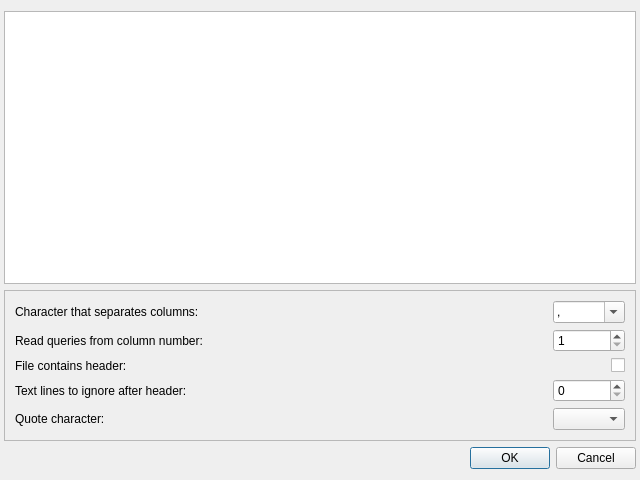
Qt form coquery/gui/ui/csvOptions.ui (gkunter/coquery) before a commit.
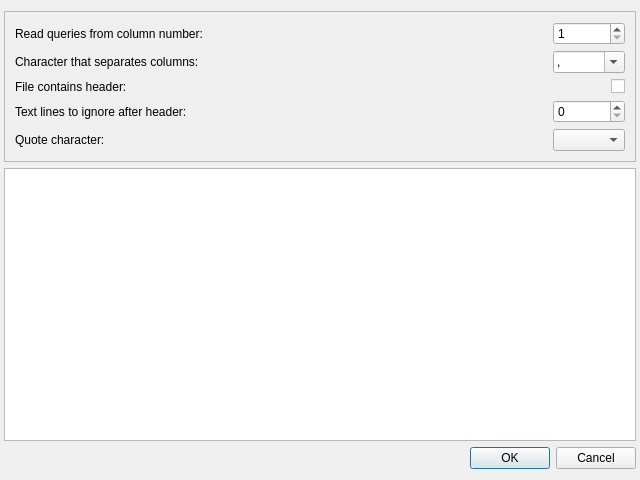
The same form after that commit.

Diff of the .ui file:
```diff
--- a/coquery/gui/ui/csvOptions.ui
+++ b/coquery/gui/ui/csvOptions.ui
@@ -23,31 +23,6 @@
    <property name="rightMargin">
     <number>4</number>
    </property>
-   <item>
-    <widget class="QTableView" name="FilePreviewArea">
-     <property name="sizePolicy">
-      <sizepolicy hsizetype="Preferred" vsizetype="Expanding">
-       <horstretch>0</horstretch>
-       <verstretch>0</verstretch>
-      </sizepolicy>
-     </property>
-     <property name="locale">
-      <locale language="English" country="UnitedStates"/>
-     </property>
-     <property name="editTriggers">
-      <set>QAbstractItemView::SelectedClicked</set>
-     </property>
-     <property name="alternatingRowColors">
-      <bool>true</bool>
-     </property>
-     <property name="selectionBehavior">
-      <enum>QAbstractItemView::SelectColumns</enum>
-     </property>
-     <property name="textElideMode">
-      <enum>Qt::ElideMiddle</enum>
-     </property>
-    </widget>
-   </item>
    <item>
     <widget class="QFrame" name="OptionsBox">
      <property name="frameShape">
@@ -62,23 +37,41 @@
       </property>
       <item>
        <layout class="QGridLayout" name="gridLayout">
-        <item row="1" column="1">
-         <widget class="QSpinBox" name="query_column">
+        <item row="4" column="0">
+         <widget class="QLabel" name="label_2">
+          <property name="text">
+           <string>Quote character:</string>
+          </property>
+         </widget>
+        </item>
+        <item row="3" column="1">
+         <widget class="QSpinBox" name="ignore_lines">
           <property name="sizePolicy">
-           <sizepolicy hsizetype="Preferred" vsizetype="Preferred">
+           <sizepolicy hsizetype="Preferred" vsizetype="Fixed">
             <horstretch>0</horstretch>
             <verstretch>0</verstretch>
            </sizepolicy>
           </property>
-          <property name="minimum">
-           <number>1</number>
+         </widget>
+        </item>
+        <item row="2" column="0">
+         <widget class="QLabel" name="label">
+          <property name="text">
+           <string>File contains header:</string>
           </property>
-          <property name="maximum">
-           <number>999</number>
+         </widget>
+        </item>
+        <item row="3" column="0">
+         <widget class="QLabel" name="label_6">
+          <property name="text">
+           <string>Text lines to ignore after header:</string>
           </property>
          </widget>
         </item>
-        <item row="0" column="0">
+        <item row="4" column="1">
+         <widget class="QComboBox" name="quote_char"/>
+        </item>
+        <item row="1" column="0">
          <widget class="QLabel" name="label_10">
           <property name="sizePolicy">
            <sizepolicy hsizetype="Expanding" vsizetype="Preferred">
@@ -91,10 +84,17 @@
           </property>
          </widget>
         </item>
+        <item row="0" column="0">
+         <widget class="QLabel" name="label_query_column">
+          <property name="text">
+           <string>Read queries from column number:</string>
+          </property>
+         </widget>
+        </item>
         <item row="2" column="1">
          <widget class="QCheckBox" name="file_has_headers">
           <property name="sizePolicy">
-           <sizepolicy hsizetype="Preferred" vsizetype="Preferred">
+           <sizepolicy hsizetype="Preferred" vsizetype="Fixed">
             <horstretch>0</horstretch>
             <verstretch>0</verstretch>
            </sizepolicy>
@@ -107,27 +107,26 @@
           </property>
          </widget>
         </item>
-        <item row="1" column="0">
-         <widget class="QLabel" name="label_9">
-          <property name="text">
-           <string>Read queries from column number:</string>
-          </property>
-         </widget>
-        </item>
-        <item row="3" column="1">
-         <widget class="QSpinBox" name="ignore_lines">
-          <property name="sizePolicy">
-           <sizepolicy hsizetype="Preferred" vsizetype="Preferred">
-            <horstretch>0</horstretch>
-            <verstretch>0</verstretch>
-           </sizepolicy>
-          </property>
-         </widget>
-        </item>
         <item row="0" column="1">
+         <widget class="QSpinBox" name="query_column">
+          <property name="sizePolicy">
+           <sizepolicy hsizetype="Preferred" vsizetype="Fixed">
+            <horstretch>0</horstretch>
+            <verstretch>0</verstretch>
+           </sizepolicy>
+          </property>
+          <property name="minimum">
+           <number>1</number>
+          </property>
+          <property name="maximum">
+           <number>999</number>
+          </property>
+         </widget>
+        </item>
+        <item row="1" column="1">
          <widget class="QComboBox" name="separate_char">
           <property name="sizePolicy">
-           <sizepolicy hsizetype="Preferred" vsizetype="Preferred">
+           <sizepolicy hsizetype="Preferred" vsizetype="Fixed">
             <horstretch>0</horstretch>
             <verstretch>0</verstretch>
            </sizepolicy>
@@ -167,35 +166,36 @@
           </item>
          </widget>
         </item>
-        <item row="2" column="0">
-         <widget class="QLabel" name="label">
-          <property name="text">
-           <string>File contains header:</string>
-          </property>
-         </widget>
-        </item>
-        <item row="3" column="0">
-         <widget class="QLabel" name="label_6">
-          <property name="text">
-           <string>Text lines to ignore after header:</string>
-          </property>
-         </widget>
-        </item>
-        <item row="4" column="0">
-         <widget class="QLabel" name="label_2">
-          <property name="text">
-           <string>Quote character:</string>
-          </property>
-         </widget>
-        </item>
-        <item row="4" column="1">
-         <widget class="QComboBox" name="quote_char"/>
-        </item>
        </layout>
       </item>
      </layout>
     </widget>
    </item>
+   <item>
+    <widget class="QTableView" name="FilePreviewArea">
+     <property name="sizePolicy">
+      <sizepolicy hsizetype="Preferred" vsizetype="Expanding">
+       <horstretch>0</horstretch>
+       <verstretch>0</verstretch>
+      </sizepolicy>
+     </property>
+     <property name="locale">
+      <locale language="English" country="UnitedStates"/>
+     </property>
+     <property name="editTriggers">
+      <set>QAbstractItemView::SelectedClicked</set>
+     </property>
+     <property name="alternatingRowColors">
+      <bool>true</bool>
+     </property>
+     <property name="selectionBehavior">
+      <enum>QAbstractItemView::SelectColumns</enum>
+     </property>
+     <property name="textElideMode">
+      <enum>Qt::ElideMiddle</enum>
+     </property>
+    </widget>
+   </item>
    <item>
     <widget class="QDialogButtonBox" name="buttonBox">
      <property name="sizePolicy">
```
